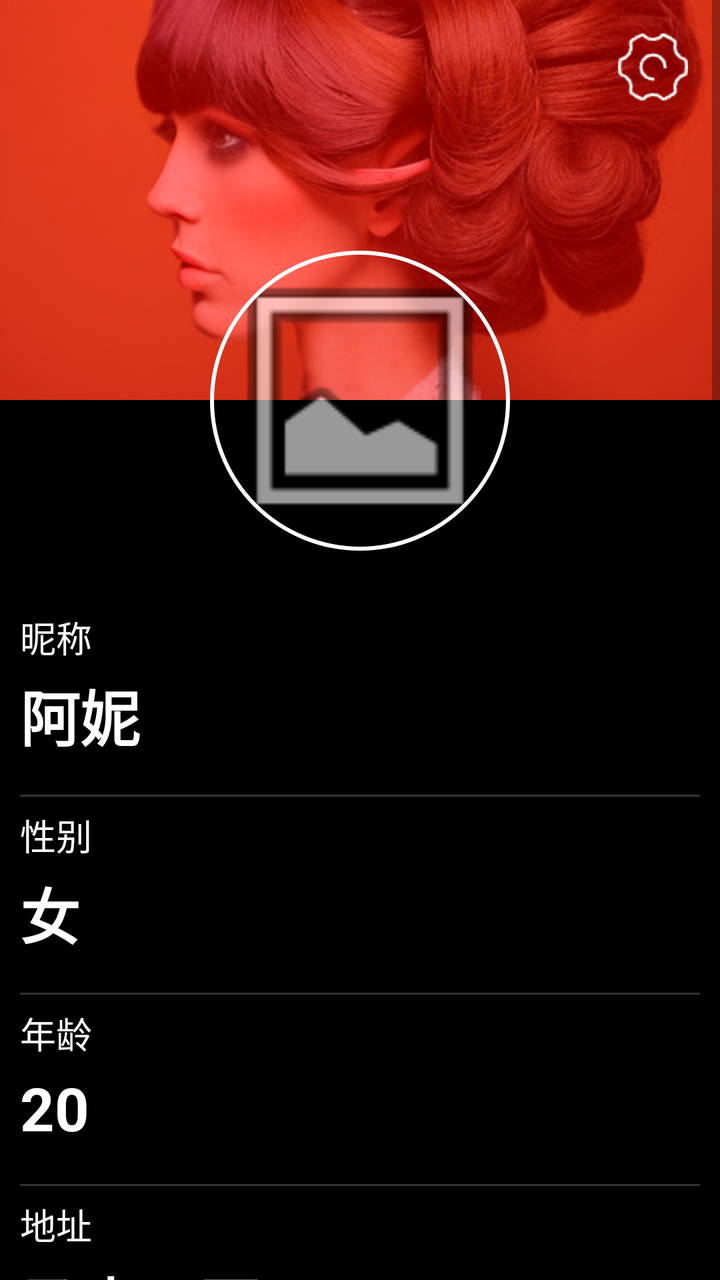
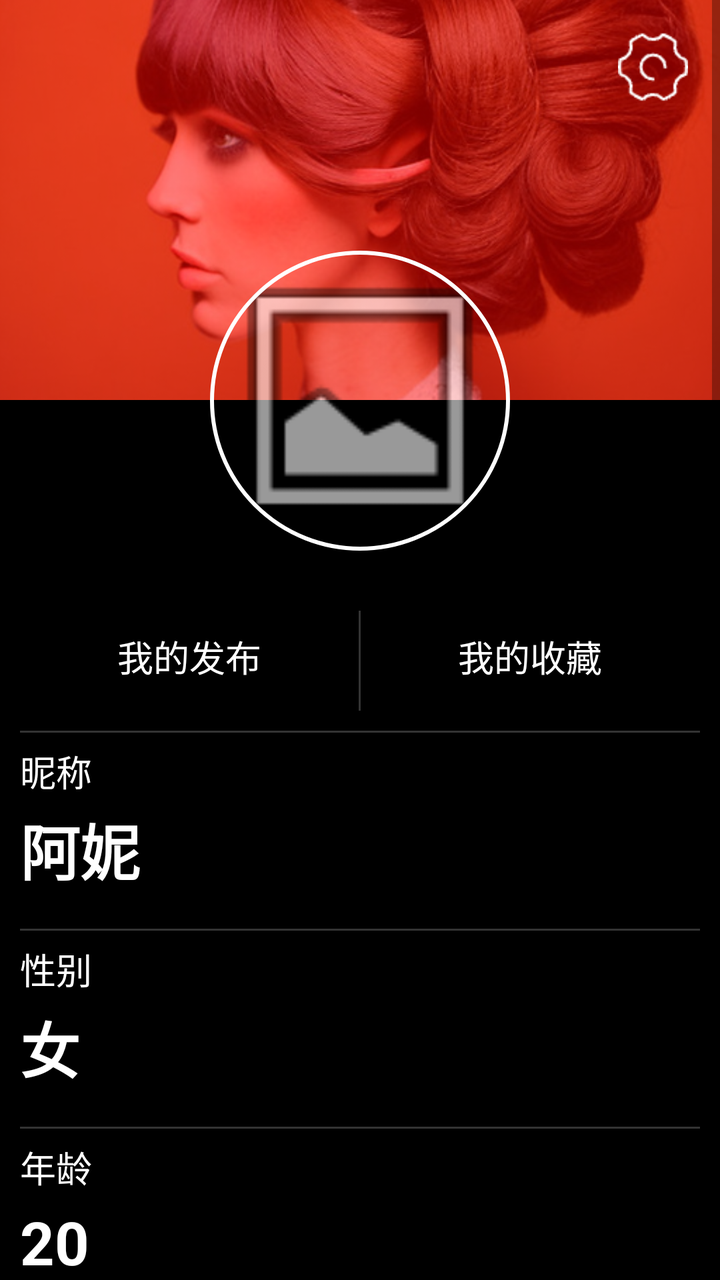

Before-and-after screenshots of an Android layout around one commit, followed by the original layout XML and the change that was made.
<!-- AndroidManifest.xml: application theme Theme.HairStyle -->
<!-- res/layout/activity_userinfo.xml -->
<?xml version="1.0" encoding="utf-8"?>
<ScrollView xmlns:android="http://schemas.android.com/apk/res/android"
    android:layout_width="wrap_content"
    android:layout_height="match_parent"
    xmlns:app="http://schemas.android.com/apk/res-auto"
    android:fillViewport="true"
    android:background="@color/black"
    android:layout_marginBottom="56dp">

    <LinearLayout
        android:layout_width="match_parent"
        android:layout_height="wrap_content"
        android:orientation="vertical"
        android:padding="0dp">
    
    <RelativeLayout
        android:id="@+id/avatar_container"
        android:layout_width="match_parent"
        android:layout_height="wrap_content"
        android:layout_alignParentTop="true">

        <ImageView
            android:id="@+id/user_info_top_image"
            android:layout_width="match_parent"
            android:layout_height="200dp"
            android:src="@drawable/user_info_top"
            android:scaleType="centerCrop" />

        <View
            android:id="@+id/header_background"
            android:layout_width="match_parent"
            android:layout_height="200dp"
            android:background="#80FF0000"  />

        
        <androidx.constraintlayout.utils.widget.ImageFilterView
            android:id="@+id/avatar_image"
            android:layout_width="150dp"
            android:layout_height="150dp"
            android:layout_below="@id/header_background"
            android:layout_centerHorizontal="true"
            android:layout_marginTop="-75dp"
            android:src="@android:drawable/ic_menu_gallery"
            android:scaleType="centerCrop"
            app:roundPercent="1" />


        <View
            android:id="@+id/v_avatar_stroke"
            android:layout_width="0dp"
            android:layout_height="0dp"
            android:background="@drawable/shape_circle_stroke_2_avatar_white"
            android:layout_alignTop="@+id/avatar_image"
            android:layout_alignStart="@+id/avatar_image"
            android:layout_alignBottom="@+id/avatar_image"
            android:layout_alignEnd="@+id/avatar_image"
            android:elevation="2dp"/>

        
        <ImageButton
            android:id="@+id/settings_button"
            android:layout_width="35dp"
            android:layout_height="35dp"
            android:src="@drawable/setting"
            android:layout_alignParentRight="true"
            android:scaleType="fitCenter"
            android:layout_margin="16dp"
            android:background="?android:selectableItemBackgroundBorderless"
            android:contentDescription="@string/settings" />
    </RelativeLayout>

    
    <LinearLayout
        android:id="@+id/info_container"
        android:layout_width="match_parent"
        android:layout_height="wrap_content"
        android:layout_below="@id/avatar_container"
        android:orientation="vertical"
        android:layout_marginTop="20dp"
        android:padding="10dp">

        <LinearLayout
            android:layout_width="match_parent"
            android:layout_height="wrap_content"
            android:orientation="vertical">

            
            <TextView
                android:layout_width="wrap_content"
                android:layout_height="wrap_content"
                android:text="@string/nickname"
                android:textSize="18sp"
                android:textColor="@android:color/white"
                android:paddingBottom="4dp"/>

            <TextView
                android:id="@+id/info_nickname_text"
                android:layout_width="wrap_content"
                android:layout_height="wrap_content"
                android:text="阿妮"
                android:textSize="30sp"
                android:textStyle="bold"
                android:textColor="@android:color/white"
                android:paddingBottom="8dp"/>

            
            <View
                android:layout_width="match_parent"
                android:layout_height="1dp"
                android:background="@color/light_white"
                android:layout_marginTop="10dp"
                android:layout_marginBottom="6dp"/>

        </LinearLayout>
        
        <LinearLayout
            android:layout_width="match_parent"
            android:layout_height="wrap_content"
            android:orientation="vertical">

            
            <TextView
                android:layout_width="wrap_content"
                android:layout_height="wrap_content"
                android:text="@string/gender"
                android:textSize="18sp"
                android:textColor="@android:color/white"
                android:paddingBottom="4dp"/>

            <TextView
                android:id="@+id/info_gender_text"
                android:layout_width="wrap_content"
                android:layout_height="wrap_content"
                android:text="女"
                android:textSize="30sp"
                android:textStyle="bold"
                android:textColor="@android:color/white"
                android:paddingBottom="8dp"/>

            
            <View
                android:layout_width="match_parent"
                android:layout_height="1dp"
                android:background="@color/light_white"
                android:layout_marginTop="10dp"
                android:layout_marginBottom="6dp"/>

        </LinearLayout>

        
        <LinearLayout
            android:layout_width="match_parent"
            android:layout_height="wrap_content"
            android:orientation="vertical">

            
            <TextView
                android:layout_width="wrap_content"
                android:layout_height="wrap_content"
                android:text="@string/age"
                android:textSize="18sp"
                android:textColor="@android:color/white"
                android:paddingBottom="4dp"/>

            <TextView
                android:id="@+id/info_age_text"
                android:layout_width="wrap_content"
                android:layout_height="wrap_content"
                android:text="20"
                android:textSize="30sp"
                android:textStyle="bold"
                android:textColor="@android:color/white"
                android:paddingBottom="8dp"/>

            
            <View
                android:layout_width="match_parent"
                android:layout_height="1dp"
                android:background="@color/light_white"
                android:layout_marginTop="10dp"
                android:layout_marginBottom="6dp"/>

        </LinearLayout>
        

        <LinearLayout
            android:layout_width="match_parent"
            android:layout_height="wrap_content"
            android:orientation="vertical">

            
            <TextView
                android:layout_width="wrap_content"
                android:layout_height="wrap_content"
                android:text="@string/address"
                android:textSize="18sp"
                android:textColor="@android:color/white"
                android:paddingBottom="4dp"/>

            <TextView
                android:id="@+id/info_address_text"
                android:layout_width="wrap_content"
                android:layout_height="wrap_content"
                android:text="马来西亚"
                android:textSize="30sp"
                android:textStyle="bold"
                android:textColor="@android:color/white"
                android:paddingBottom="8dp"/>

            
            <View
                android:layout_width="match_parent"
                android:layout_height="1dp"
                android:background="@color/light_white"
                android:layout_marginTop="10dp"
                android:layout_marginBottom="6dp"/>

        </LinearLayout>
        
        <LinearLayout
            android:layout_width="match_parent"
            android:layout_height="wrap_content"
            android:orientation="vertical">

            
            <TextView
                android:layout_width="wrap_content"
                android:layout_height="wrap_content"
                android:text="@string/style"
                android:textSize="18sp"
                android:textColor="@android:color/white"
                android:paddingBottom="4dp"/>

            <TextView
                android:id="@+id/info_style_text"
                android:layout_width="wrap_content"
                android:layout_height="wrap_content"
                android:text="大波浪 黑色 漂染"
                android:textSize="30sp"
                android:textStyle="bold"
                android:textColor="@android:color/white"
                android:paddingBottom="8dp"/>

            
            <View
                android:layout_width="match_parent"
                android:layout_height="1dp"
                android:background="@color/light_white"
                android:layout_marginTop="10dp"
                android:layout_marginBottom="6dp"/>

        </LinearLayout>

    </LinearLayout>

    
    <androidx.appcompat.widget.AppCompatButton
        android:id="@+id/logout_button"
        android:layout_width="match_parent"
        android:layout_height="wrap_content"
        android:layout_below="@id/info_container"
        android:layout_marginTop="20dp"
        android:text="@string/logout"
        android:textColor="@color/white"
        android:layout_marginBottom="30dp"
        android:layout_marginHorizontal="10dp"
        android:background="@drawable/button_red_rounded"
        android:backgroundTint="@color/red"/>

    </LinearLayout>

</ScrollView>
<!-- resources referenced by this layout -->
<resources>
  <color name="black">#FF000000</color>
  <color name="light_white">#33FFFFFF</color>
  <color name="red">#F44336</color>
  <color name="white">#FFFFFFFF</color>
  <!-- drawable button_red_rounded (drawable) -->
  <?xml version="1.0" encoding="utf-8"?>
  <shape xmlns:android="http://schemas.android.com/apk/res/android">
      <solid android:color="#FF0000"/> 
      <corners android:radius="90dp"/> 
  </shape>
  <!-- drawable setting: png bitmap (drawable, 810 bytes) -->
  <!-- drawable shape_circle_stroke_2_avatar_white (drawable) -->
  <?xml version="1.0" encoding="utf-8"?>
  <shape xmlns:android="http://schemas.android.com/apk/res/android">
      <corners android:radius="100dp" />
      <size
          android:width="100dp"
          android:height="100dp" />
      <stroke android:color="@color/white" android:width="2dp" />
  </shape>
  <!-- drawable user_info_top: png bitmap (drawable, 398544 bytes) -->
  <string name="address">地址</string>
  <string name="age">年龄</string>
  <string name="gender">性别</string>
  <string name="logout">登出</string>
  <string name="nickname">昵称</string>
  <string name="settings">设置</string>
  <string name="style">风格</string>
  <style name="Theme.HairStyle" parent="Theme.MaterialComponents.DayNight.DarkActionBar">
          
          <item name="colorPrimary">@color/purple_500</item>
          <item name="colorPrimaryVariant">@color/purple_700</item>
          <item name="colorOnPrimary">@color/white</item>
          
          <item name="colorSecondary">@color/teal_200</item>
          <item name="colorSecondaryVariant">@color/teal_700</item>
          <item name="colorOnSecondary">@color/black</item>
          
          <item name="android:statusBarColor">?attr/colorPrimaryVariant</item>
          
      </style>
  <color name="purple_500">#FF6200EE</color>
  <color name="purple_700">#FF3700B3</color>
  <color name="teal_200">#FF03DAC5</color>
  <color name="teal_700">#FF018786</color>
</resources>

<!-- the commit's change to res/layout/activity_userinfo.xml (unified diff, before → after) -->
@@ -78,7 +78,43 @@
         android:orientation="vertical"
         android:layout_marginTop="20dp"
         android:padding="10dp">
-
+        <LinearLayout
+            android:layout_width="match_parent"
+            android:layout_height="wrap_content"
+            android:orientation="horizontal">
+            <TextView
+                android:id="@+id/info_release"
+                android:layout_width="0dp"
+                android:layout_height="50dp"
+                android:layout_weight="1"
+                android:gravity="center"
+                android:text="@string/me_release"
+                android:textSize="18sp"
+                android:textColor="@android:color/white"
+                android:paddingBottom="4dp"/>
+            <View
+                android:layout_width="1dp"
+                android:layout_height="50dp"
+                android:background="@color/light_white"/>
+            <TextView
+                android:id="@+id/info_favorite"
+                android:layout_width="0dp"
+                android:layout_height="50dp"
+                android:layout_weight="1"
+                android:gravity="center"
+                android:text="@string/me_favorite"
+                android:textSize="18sp"
+                android:textColor="@android:color/white"
+                android:paddingBottom="4dp"/>
+        </LinearLayout>
+
+        
+        <View
+            android:layout_width="match_parent"
+            android:layout_height="1dp"
+            android:background="@color/light_white"
+            android:layout_marginTop="10dp"
+            android:layout_marginBottom="6dp"/>
         <LinearLayout
             android:layout_width="match_parent"
             android:layout_height="wrap_content"
<!-- resource entries referenced after the edit -->
@@ -25,6 +25,8 @@
   <string name="age">年龄</string>
   <string name="gender">性别</string>
   <string name="logout">登出</string>
+  <string name="me_favorite">我的收藏</string>
+  <string name="me_release">我的发布</string>
   <string name="nickname">昵称</string>
   <string name="settings">设置</string>
   <string name="style">风格</string>
